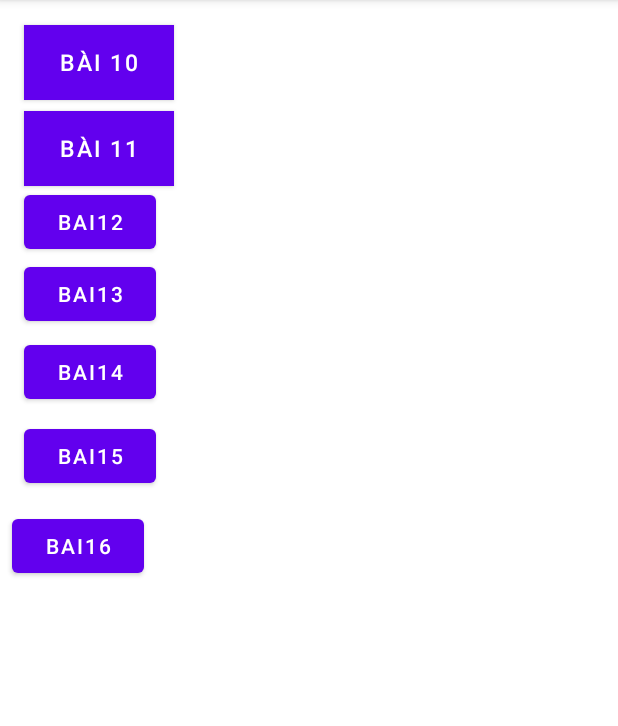
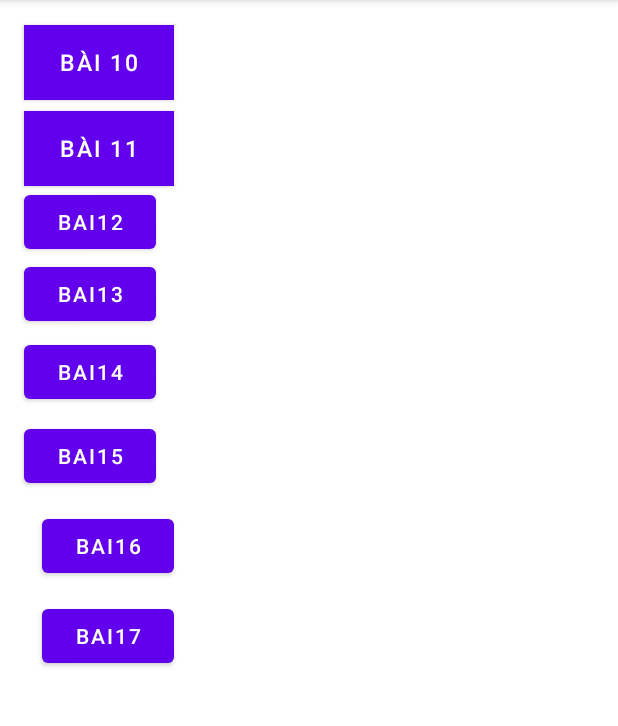
Before and after one commit to lotuanthanh2001/github-android, an Android app: the screen it shows after launch (MainActivity), on a phone screen of 412 x 824 dp, the part 84-810 px from its top. Run offline under Robolectric (Android 15) with nearby library versions, the phone set to English and light mode, and no system bars.

Commit message:
bai17+18

```diff
--- a/app/src/main/java/com/example/githubandroid/MainActivity.java
+++ b/app/src/main/java/com/example/githubandroid/MainActivity.java
@@ -13,6 +13,7 @@ import com.example.githubandroid.bai13.Bai13Activity;
 import com.example.githubandroid.bai14.Bai14Activity;
 import com.example.githubandroid.bai15.Bai15Activity;
 import com.example.githubandroid.bai16.Bai16Activity;
+import com.example.githubandroid.bai17.Bai17Activity;
 import com.example.githubandroid.bai9.Bai9Activity;
 
 public class MainActivity extends AppCompatActivity {
@@ -89,6 +90,15 @@ public class MainActivity extends AppCompatActivity {
                 startActivity(intent);
             }
         });
+        Button btn17 = findViewById(R.id.bbtbai17);
+        btn17.setOnClickListener(new View.OnClickListener() {
+            @Override
+            public void onClick(View v) {
+
+                Intent intent = new Intent(MainActivity.this, Bai17Activity.class);
+                startActivity(intent);
+            }
+        });
 
     }
 
--- /dev/null
+++ b/app/src/main/res/layout/activity_bai18.xml
@@ -0,0 +1,6 @@
+ <?xmlversion="1.0" encoding="utf-8"?>
+ <RelativeLayout android:layout_height="match_parent"
+    android:layout_width="match_parent"
+     xmlns:android="http://schemas.android.com/apk/res/android">
+
+</RelativeLayout>
--- a/app/src/main/res/layout/activity_main.xml
+++ b/app/src/main/res/layout/activity_main.xml
@@ -80,11 +80,20 @@
         android:id="@+id/bbtbai16"
         android:layout_width="wrap_content"
         android:layout_height="wrap_content"
-        android:layout_marginStart="8dp"
+        android:layout_marginStart="28dp"
         android:layout_marginTop="12dp"
         android:text="Bai16"
         app:layout_constraintStart_toStartOf="parent"
         app:layout_constraintTop_toBottomOf="@+id/bntbai15" />
 
+    <Button
+        android:id="@+id/bbtbai17"
+        android:layout_width="wrap_content"
+        android:layout_height="wrap_content"
+        android:layout_marginStart="28dp"
+        android:layout_marginTop="12dp"
+        android:text="Bai17"
+        app:layout_constraintStart_toStartOf="parent"
+        app:layout_constraintTop_toBottomOf="@+id/bbtbai16" />
 
 </androidx.constraintlayout.widget.ConstraintLayout>
```
Also changed, not shown: app/src/main/AndroidManifest.xml (+8 -1 lines), app/src/main/java/com/example/githubandroid/bai17/Bai17Activity.java (added, +29 -0 lines), app/src/main/java/com/example/githubandroid/bai18/bai18Activity.java (added, +16 -0 lines), app/src/main/res/layout/activity_bai17.xml (added, +34 -0 lines).
